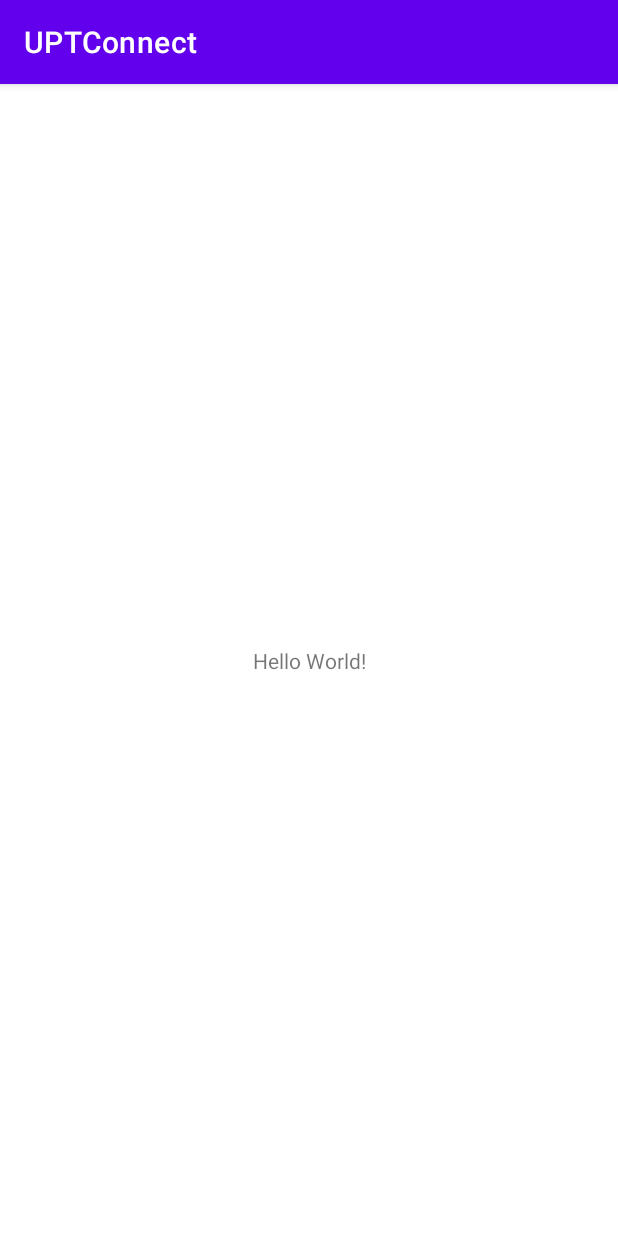
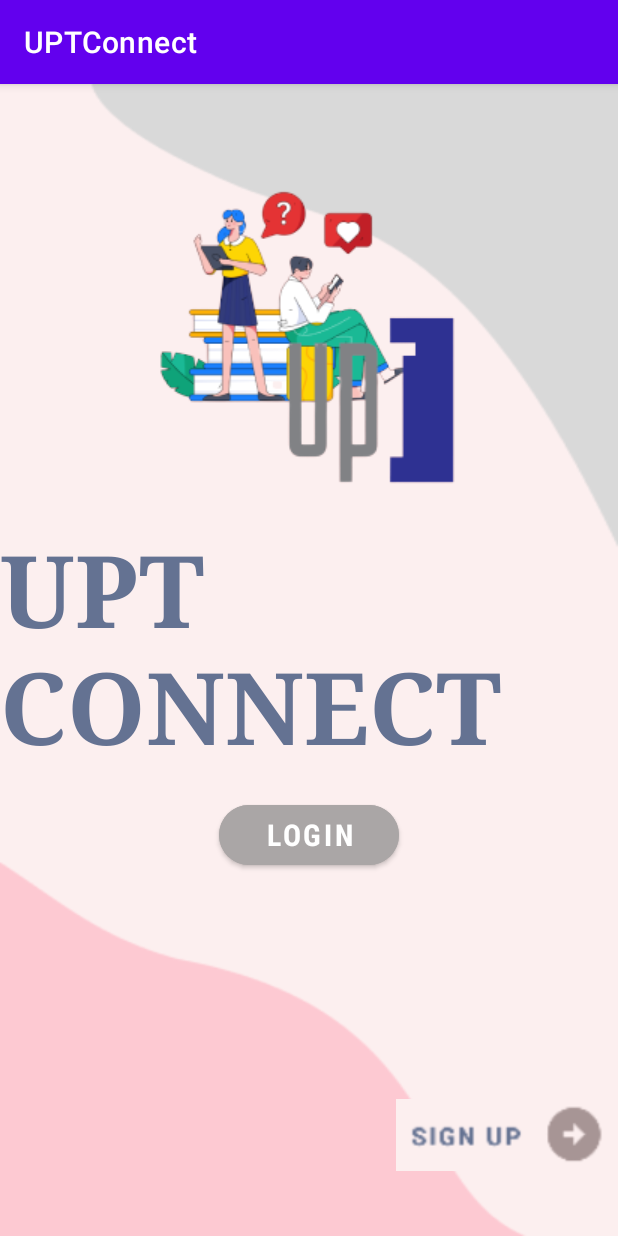
Before and after one commit to elizaciovica/UPTConnect-UniversityLicense, an Android app: the screen it shows after launch (MainActivity before the commit, StartActivity after it), on a phone screen of 412 x 824 dp. Run offline under Robolectric (Android 15) with nearby library versions, the light colour scheme and no system bars.

Commit message:
Start Screen layout

```diff
--- a/app/build.gradle
+++ b/app/build.gradle
@@ -36,8 +36,10 @@ dependencies {
 
     implementation 'androidx.core:core-ktx:1.7.0'
     implementation 'androidx.appcompat:appcompat:1.5.1'
-    implementation 'com.google.android.material:material:1.7.0'
+    implementation 'com.google.android.material:material:1.8.0'
     implementation 'androidx.constraintlayout:constraintlayout:2.1.4'
+    implementation 'com.google.android.material:material:<version>'
+
     testImplementation 'junit:junit:4.13.2'
     androidTestImplementation 'androidx.test.ext:junit:1.1.5'
     androidTestImplementation 'androidx.test.espresso:espresso-core:3.5.1'
--- a/app/src/main/AndroidManifest.xml
+++ b/app/src/main/AndroidManifest.xml
@@ -13,7 +13,7 @@
             android:theme="@style/Theme.UPTConnect"
             tools:targetApi="31">
         <activity
-                android:name=".MainActivity"
+                android:name=".StartActivity"
                 android:exported="true">
             <intent-filter>
                 <action android:name="android.intent.action.MAIN" />
--- a/app/src/main/java/edu/licenta/uptconnect/MainActivity.kt
+++ b/app/src/main/java/edu/licenta/uptconnect/StartActivity.kt
@@ -3,9 +3,9 @@ package edu.licenta.uptconnect
 import androidx.appcompat.app.AppCompatActivity
 import android.os.Bundle
 
-class MainActivity : AppCompatActivity() {
+class StartActivity : AppCompatActivity() {
     override fun onCreate(savedInstanceState: Bundle?) {
         super.onCreate(savedInstanceState)
-        setContentView(R.layout.activity_main)
+        setContentView(R.layout.activity_start)
     }
 }
--- /dev/null
+++ b/app/src/main/res/drawable/corners.xml
@@ -0,0 +1,4 @@
+<?xml version="1.0" encoding="utf-8"?>
+<selector xmlns:android="http://schemas.android.com/apk/res/android">
+    <corners android:radius="50dp" />
+</selector>
--- a/app/src/main/res/layout/activity_main.xml
+++ /dev/null
@@ -1,18 +0,0 @@
-<?xml version="1.0" encoding="utf-8"?>
-<androidx.constraintlayout.widget.ConstraintLayout xmlns:android="http://schemas.android.com/apk/res/android"
-        xmlns:tools="http://schemas.android.com/tools"
-        xmlns:app="http://schemas.android.com/apk/res-auto"
-        android:layout_width="match_parent"
-        android:layout_height="match_parent"
-        tools:context=".MainActivity">
-
-    <TextView
-            android:layout_width="wrap_content"
-            android:layout_height="wrap_content"
-            android:text="Hello World!"
-            app:layout_constraintBottom_toBottomOf="parent"
-            app:layout_constraintStart_toStartOf="parent"
-            app:layout_constraintEnd_toEndOf="parent"
-            app:layout_constraintTop_toTopOf="parent" />
-
-</androidx.constraintlayout.widget.ConstraintLayout>
--- /dev/null
+++ b/app/src/main/res/layout/activity_start.xml
@@ -0,0 +1,73 @@
+<?xml version="1.0" encoding="utf-8"?>
+<ScrollView xmlns:tools="http://schemas.android.com/tools"
+        xmlns:app="http://schemas.android.com/apk/res-auto"
+        xmlns:android="http://schemas.android.com/apk/res/android"
+        android:layout_width="match_parent"
+        android:layout_height="match_parent"
+        android:background="@drawable/background"
+        tools:context=".StartActivity"
+        android:fillViewport="true">
+
+    <androidx.constraintlayout.widget.ConstraintLayout
+            android:layout_width="match_parent"
+            android:layout_height="wrap_content">
+
+        <ImageView
+                android:id="@+id/sigma_id"
+                android:layout_width="wrap_content"
+                android:layout_height="wrap_content"
+                android:background="@drawable/sigma"
+                app:layout_constraintTop_toTopOf="parent"
+                app:layout_constraintRight_toRightOf="parent"
+                app:layout_constraintLeft_toLeftOf="parent"
+                app:layout_constraintBottom_toTopOf="@id/title_id"
+                android:layout_marginTop="50dp"
+                app:layout_constraintVertical_chainStyle="packed">
+        </ImageView>
+
+        <TextView
+                android:id="@+id/title_id"
+                android:layout_width="wrap_content"
+                android:layout_height="wrap_content"
+                android:text="UPT CONNECT"
+                android:textSize="100px"
+                android:textStyle="bold"
+                android:textColor="#647292"
+                android:fontFamily="serif"
+                app:layout_constraintTop_toBottomOf="@+id/sigma_id"
+                app:layout_constraintRight_toRightOf="parent"
+                app:layout_constraintLeft_toLeftOf="parent"
+                app:layout_constraintBottom_toTopOf="@id/login_button" />
+
+        <com.google.android.material.button.MaterialButton
+                android:id="@+id/login_button"
+                android:layout_width="120dp"
+                android:layout_height="52dp"
+                app:cornerRadius="50dp"
+                android:text="LOGIN"
+                android:textSize="20dp"
+                android:textStyle="bold"
+                android:fontFamily="sans-serif-condensed"
+                android:backgroundTint="#AAA6A6"
+                app:layout_constraintTop_toBottomOf="@id/title_id"
+                app:layout_constraintLeft_toLeftOf="parent"
+                app:layout_constraintRight_toRightOf="parent"
+                app:layout_constraintBottom_toTopOf="@+id/signup_button"
+                android:layout_marginTop="15dp"/>
+
+        <ImageButton
+                android:id="@+id/signup_button"
+                android:layout_width="wrap_content"
+                android:layout_height="wrap_content"
+                android:layout_marginBottom="110dp"
+                android:background="@drawable/corners"
+                app:layout_constraintTop_toBottomOf="@id/login_button"
+                app:layout_constraintRight_toRightOf="parent"
+                android:layout_marginTop="150dp"
+                android:layout_marginRight="10dp"
+                app:layout_constraintBottom_toBottomOf="parent"
+                android:src="@drawable/sign3"/>
+
+    </androidx.constraintlayout.widget.ConstraintLayout>
+
+</ScrollView>
```
Also changed, not shown: app/src/main/res/drawable-v24/background.png (added), app/src/main/res/drawable-v24/sigma.png (added), app/src/main/res/drawable-v24/sign3.png (added).
